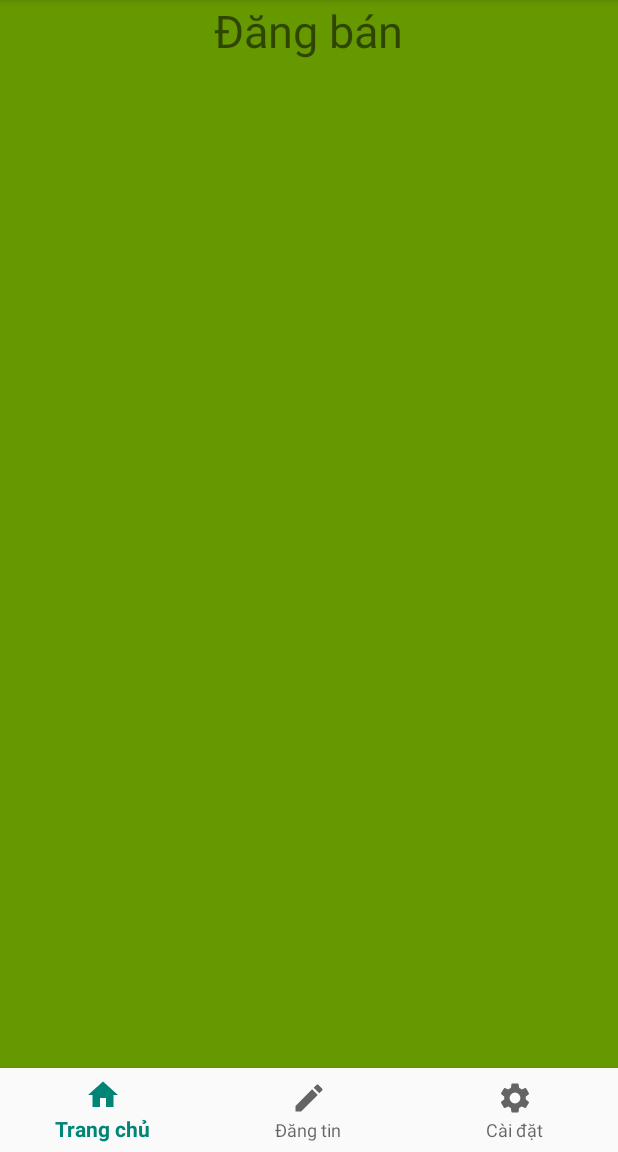
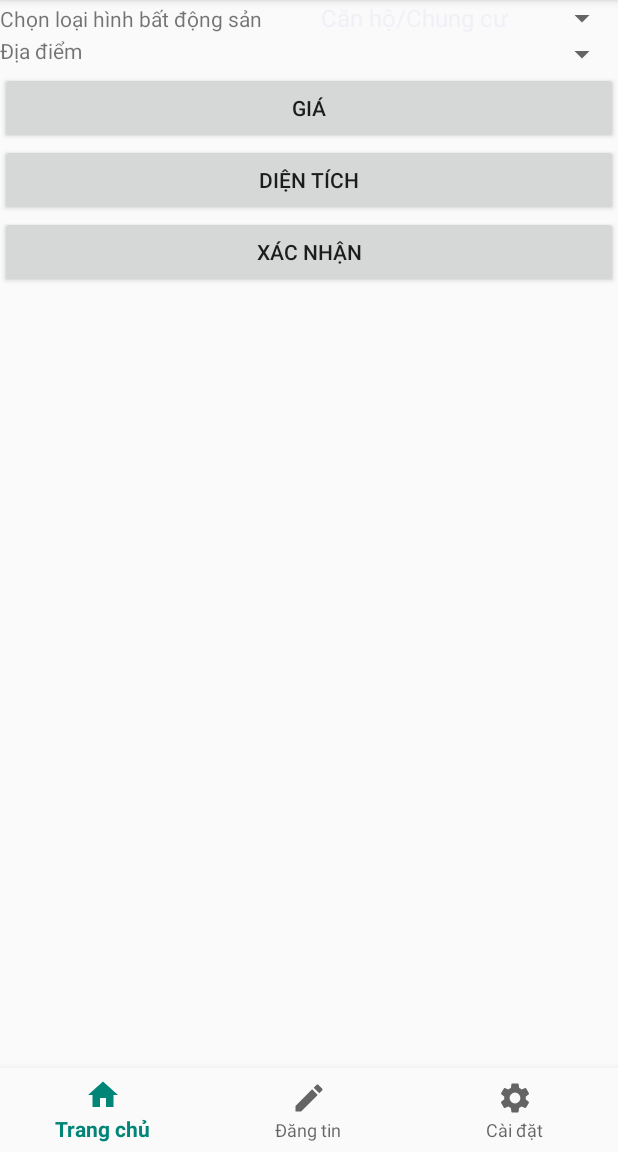
Before and after one commit to TuanDoan511/FinalMobileDevelopment, an Android app: the fragment DangBan_Fragment placed in its activity, on a phone screen of 412 x 824 dp, the part 84-1236 px from its top. Run offline under Robolectric (Android 15) with nearby library versions, the phone set to English and light mode, and no system bars; our stand-ins replace Firebase (no records; nobody signed in at launch, a user with empty details on screens opened directly).

Commit message:
dang ban

```diff
--- a/app/src/main/java/com/example/finalproject/DangBan_Fragment.java
+++ b/app/src/main/java/com/example/finalproject/DangBan_Fragment.java
@@ -6,16 +6,54 @@ import android.preference.PreferenceManager;
 import android.view.LayoutInflater;
 import android.view.View;
 import android.view.ViewGroup;
+import android.widget.AdapterView;
+import android.widget.ArrayAdapter;
+import android.widget.Button;
+import android.widget.CheckedTextView;
+import android.widget.ListView;
+import android.widget.Spinner;
+import android.widget.Toast;
 
 import androidx.annotation.NonNull;
 import androidx.annotation.Nullable;
 import androidx.fragment.app.Fragment;
 import androidx.fragment.app.FragmentManager;
 
-public class DangBan_Fragment extends Fragment {
+import java.util.ArrayList;
+import java.util.Arrays;
+
+public class DangBan_Fragment extends Fragment  {
+    ArrayList<String> data;
+    ArrayAdapter<String> adapter;
+    Spinner spinner,spinner2;
+    Button btnGia,btnDienTich,btnXacNhan;
+
     @Nullable
     @Override
+
     public View onCreateView(@NonNull LayoutInflater inflater, @Nullable ViewGroup container, @Nullable Bundle savedInstanceState) {
-        return inflater.inflate(R.layout.dangban,container,false);
+        View rootView = inflater.inflate(R.layout.dangban,container,false);
+        spinner = rootView.findViewById(R.id.spinner);
+        genMockData();
+        adapter = new ArrayAdapter<>(getActivity().getApplicationContext(),android.R.layout.simple_spinner_item,data);
+        adapter.setDropDownViewResource(android.R.layout.simple_spinner_dropdown_item);
+        spinner.setAdapter(adapter);
+        spinner.setOnItemSelectedListener(new AdapterView.OnItemSelectedListener() {
+            @Override
+            public void onItemSelected(AdapterView<?> parent, View view, int position, long id) {
+                Toast.makeText(getActivity().getApplicationContext(), data.get(position), Toast.LENGTH_SHORT).show();
+            }
+
+            @Override
+            public void onNothingSelected(AdapterView<?> parent) {
+
+            }
+        });
+        return rootView;
+
+    }
+    private void genMockData() {
+        data = new ArrayList<>(Arrays.asList("Căn hộ/Chung cư","Nhà ở","Đất","Văn phòng, mặt bằng kinh doanh"));
+
     }
 }
--- a/app/src/main/java/com/example/finalproject/MainActivity.java
+++ b/app/src/main/java/com/example/finalproject/MainActivity.java
@@ -29,9 +29,14 @@ public class    MainActivity extends AppCompatActivity {
     protected void onCreate(Bundle savedInstanceState) {
         super.onCreate(savedInstanceState);
         setContentView(R.layout.activity_main);
+
         //get user
+
         if (token == "" && user == null) {
-            token = FirebaseAuth.getInstance().getUid();
+            if(FirebaseAuth.getInstance().getCurrentUser() != null) {
+                token = FirebaseAuth.getInstance().getCurrentUser().getUid();
+            }
+
         }
         if (token != "" && user == null) {
             getUser();
@@ -52,7 +57,7 @@ public class    MainActivity extends AppCompatActivity {
                             selectedFragment = new Home_Fragment();
                             break;
                         case R.id.nav_sell:
-                            if (user == null) {
+                            if (user != null) {
                                 Intent intent = new Intent(MainActivity.this, Login.class);
                                 startActivityForResult(intent, 1);
                             } else {
--- a/app/src/main/res/layout/dangban.xml
+++ b/app/src/main/res/layout/dangban.xml
@@ -1,12 +1,67 @@
 <?xml version="1.0" encoding="utf-8"?>
 <LinearLayout xmlns:android="http://schemas.android.com/apk/res/android"
-    android:orientation="vertical" android:layout_width="match_parent"
+    xmlns:app="http://schemas.android.com/apk/res-auto"
+    xmlns:tools="http://schemas.android.com/tools"
+    android:layout_width="match_parent"
     android:layout_height="match_parent"
-    android:background="@android:color/holo_green_dark">
-<TextView
-    android:layout_width="wrap_content"
-    android:layout_height="wrap_content"
-    android:text="Đăng bán"
-    android:textSize="30dp"
-    android:layout_gravity="center"/>
+    android:orientation="vertical">
+
+    <LinearLayout
+        android:layout_width="match_parent"
+        android:layout_height="wrap_content"
+        android:orientation="horizontal">
+
+        <TextView
+            android:id="@+id/textView3"
+            android:layout_width="0dp"
+            android:layout_height="wrap_content"
+            android:layout_weight="1"
+            android:text="Chọn loại hình bất động sản"
+            android:textSize="14sp" />
+
+        <Spinner
+            android:id="@+id/spinner"
+            android:layout_width="0dp"
+            android:layout_height="wrap_content"
+            android:layout_weight="1" />
+
+    </LinearLayout>
+
+    <LinearLayout
+        android:layout_width="match_parent"
+        android:layout_height="wrap_content"
+        android:orientation="horizontal">
+
+        <TextView
+            android:id="@+id/textView6"
+            android:layout_width="0dp"
+            android:layout_height="wrap_content"
+            android:layout_weight="1"
+            android:text="Địa điểm" />
+
+        <Spinner
+            android:id="@+id/spinner2"
+            android:layout_width="0dp"
+            android:layout_height="wrap_content"
+            android:layout_weight="1" />
+    </LinearLayout>
+
+    <Button
+        android:id="@+id/btnGia_DangBan"
+        android:layout_width="match_parent"
+        android:layout_height="wrap_content"
+        android:text="Giá" />
+
+    <Button
+        android:id="@+id/btnDienTich_DangBan"
+        android:layout_width="match_parent"
+        android:layout_height="wrap_content"
+        android:text="Diện tích" />
+
+    <Button
+        android:id="@+id/btn_xacnhan_DangBan"
+        android:layout_width="match_parent"
+        android:layout_height="wrap_content"
+        android:text="Xác nhận" />
+
 </LinearLayout>
```
